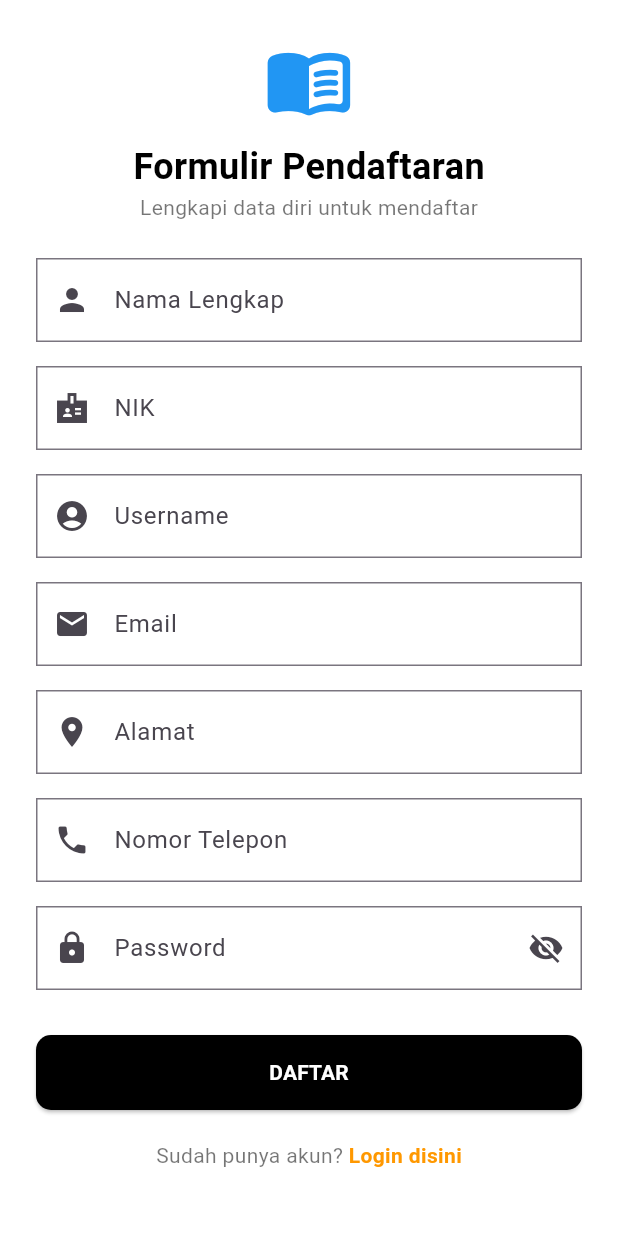
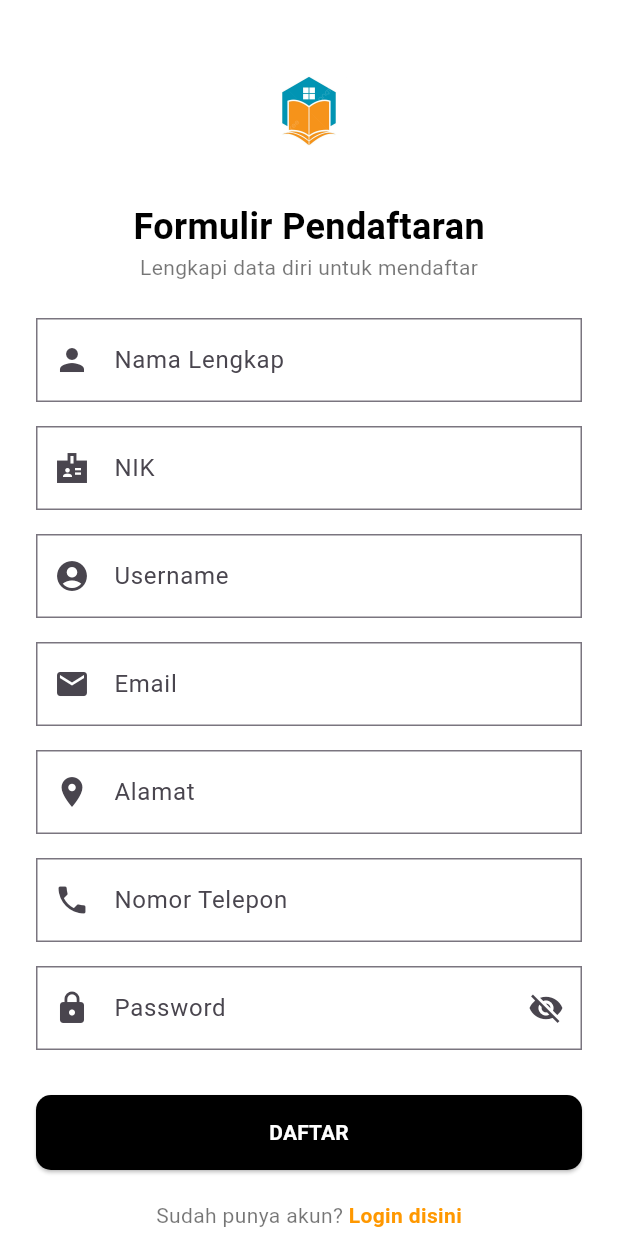
Before and after one commit to dimassyz/utspam_IF5B_0047_perpus, a Flutter app: the RegisterScreen screen opened directly, on a phone screen of 412 x 824 dp. Run offline on Flutter 3.47's test engine with Material 3 defaults, Android fonts, the phone set to English and light mode, and no system bars; our stand-ins replace shared_preferences, sqflite; accounts and stored records are empty.

Commit message:
perbaikan UI registrasi

```diff
--- a/lib/presentation/register_screen.dart
+++ b/lib/presentation/register_screen.dart
@@ -77,7 +77,11 @@ class _RegisterScreenState extends State<RegisterScreen> {
           padding: const EdgeInsets.all(24.0),
           child: Column(
             children: [
-              const Icon(Icons.menu_book_rounded, size: 60, color: Colors.blue),
+              Image.asset(
+                'assets/images/logobuku.png',
+                width: 150,
+                height: 100,
+                ),
               const SizedBox(height: 10),
               const Text(
                 'Formulir Pendaftaran',
```
